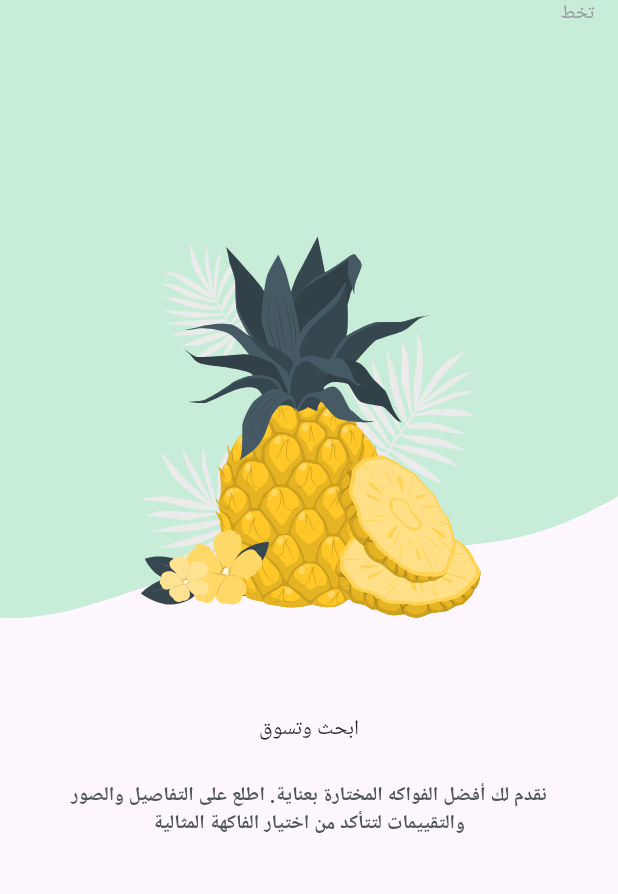
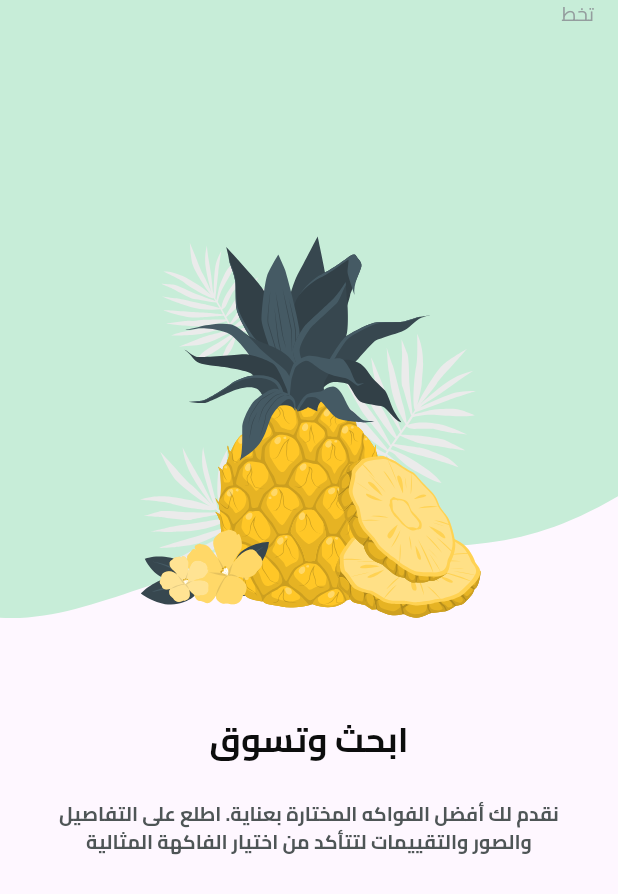
Before and after one commit to HishamRagab14/fruit_hub, a Flutter app: the OnBoardingPageView widget shown alone on an empty page, opened directly with empty values, swiped to page 2, on a phone screen of 412 x 824 dp. Shown: the top 894 px of the screen. Run offline on Flutter 3.47's test engine with Material 3 defaults, Android fonts, the phone set to English and light mode, and no system bars; our stand-ins replace dots_indicator, flutter_svg.

Commit message:
Add Cairo font and update text styles
Added Cairo font files and configured them in the pubspec.yaml. Updated the CustomButton and OnBoardingPageView widgets to use the new font styles. Set the default font family to Cairo in the MaterialApp theme.

```diff
--- a/lib/core/widgets/custom_button.dart
+++ b/lib/core/widgets/custom_button.dart
@@ -1,5 +1,6 @@
 import 'package:flutter/material.dart';
 import 'package:fruits_hub_app/core/utils/app_colors.dart';
+import 'package:fruits_hub_app/core/utils/app_text_styles.dart';
 
 class CustomButton extends StatelessWidget {
   const CustomButton({super.key, this.onPressed, required this.text});
@@ -19,7 +20,9 @@ class CustomButton extends StatelessWidget {
         onPressed: onPressed,
         child: Text(
           text,
-          style: const TextStyle(color: Colors.white),
+          style: TextStyles.bold16.copyWith(
+            color: const Color(0xffFFFFFF),
+          ),
         ),
       ),
     );
--- a/lib/features/on_boarding/presentation/views/widgets/on_boarding_page_view.dart
+++ b/lib/features/on_boarding/presentation/views/widgets/on_boarding_page_view.dart
@@ -24,7 +24,7 @@ final PageController pageController;
               'اكتشف تجربة تسوق فريدة مع FruitHUB. استكشف مجموعتنا الواسعة من الفواكه الطازجة الممتازة واحصل على أفضل العروض والجودة العالية.',
           title:   Row(
             mainAxisAlignment: MainAxisAlignment.center,
-            children: [const Text('مرحبا بك فى ',style:TextStyles.bold23 ,), Text('HUB',style: TextStyles.bold23.copyWith(color: AppColors.primaryColor),), Text('Fruit',style: TextStyles.bold23.copyWith(color: AppColors.secondaryColor),)],
+            children: [const Text('مرحبا بك فى ',style:TextStyles.bold23 ,), Text('HUB',style: TextStyles.bold23.copyWith(color: AppColors.secondaryColor),), Text('Fruit',style: TextStyles.bold23.copyWith(color: AppColors.primaryColor),)],
           ),
         ),
         PageViewItem(
@@ -33,7 +33,7 @@ final PageController pageController;
           image: Assets.imagesPageViewItem2Image,
           subTitle:
               'نقدم لك أفضل الفواكه المختارة بعناية. اطلع على التفاصيل والصور والتقييمات لتتأكد من اختيار الفاكهة المثالية',
-          title: const Text('ابحث وتسوق',)
+          title:  Text('ابحث وتسوق',style: TextStyles.bold23.copyWith(color: const Color(0xff0C0D0D)),)
         ),
       ],
     );
--- a/lib/main.dart
+++ b/lib/main.dart
@@ -15,6 +15,9 @@
   @override
   Widget build(BuildContext context) {
     return MaterialApp(
+      theme : ThemeData(
+        fontFamily: 'Cairo'
+      ),
       localizationsDelegates: const [
         S.delegate,
         GlobalMaterialLocalizations.delegate,
```
Also changed, not shown: pubspec.yaml (+10 -11 lines), assets/fonts/Cairo/Cairo-Bold.ttf (added), assets/fonts/Cairo/Cairo-Medium.ttf (added), assets/fonts/Cairo/Cairo-Regular.ttf (added), assets/fonts/Cairo/Cairo-SemiBold.ttf (added), assets/fonts/Cairo/Cairo-VariableFont_slnt,wght.ttf (added).
